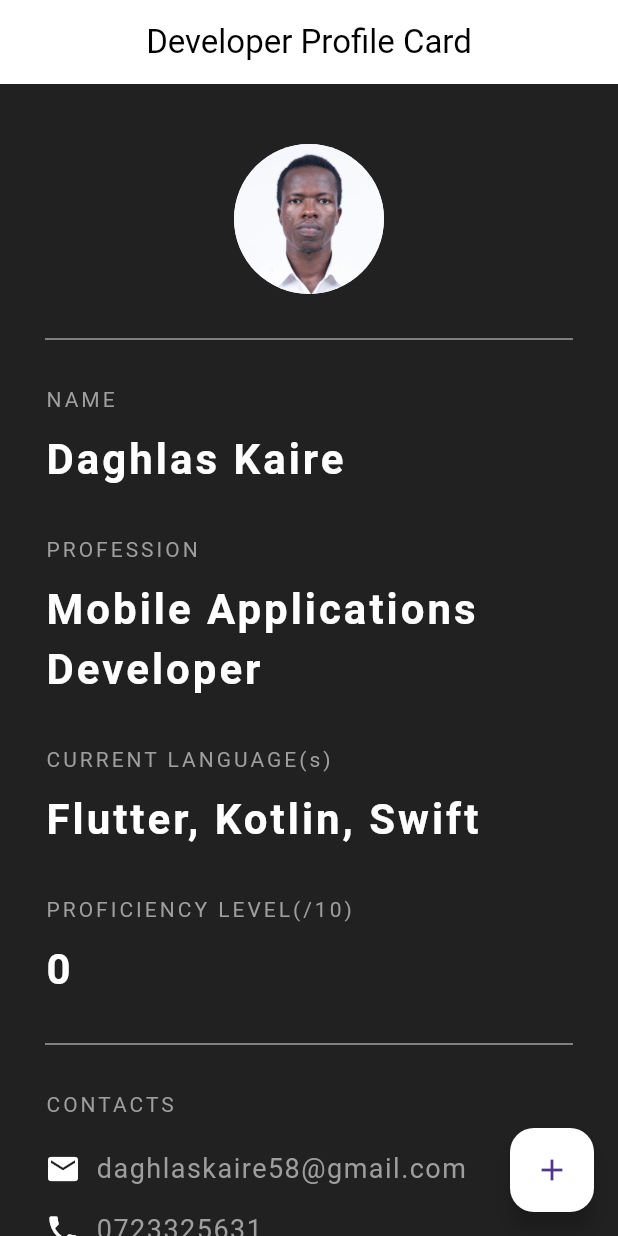
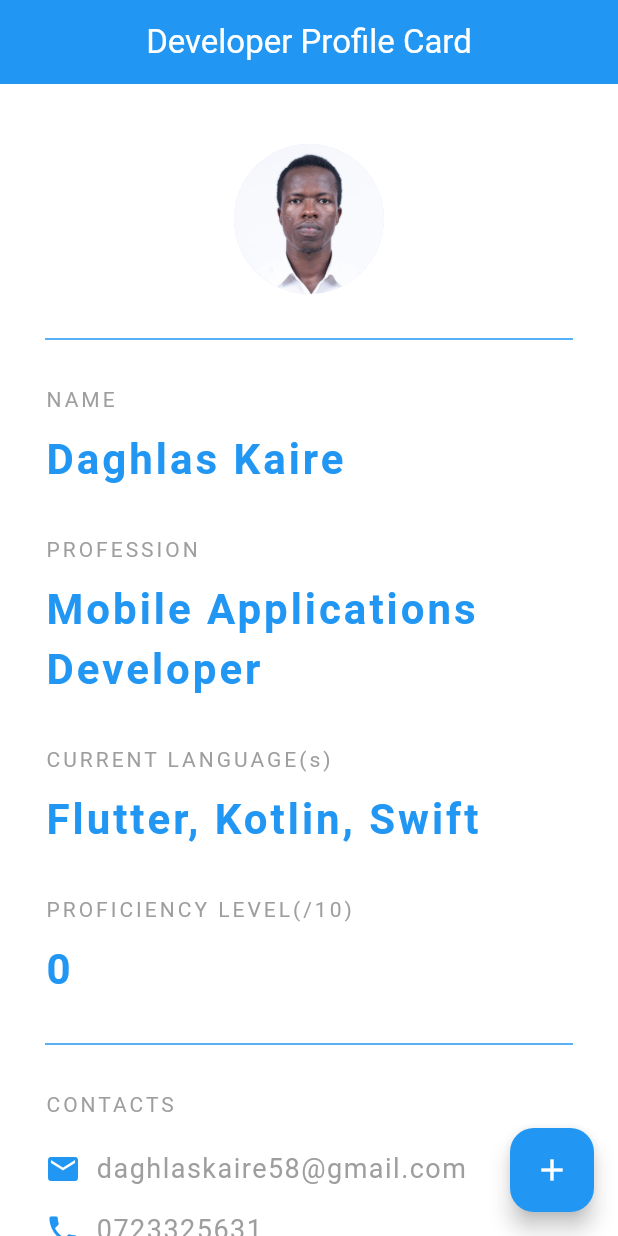
Before and after one commit to daghlas/my_profile_app, a Flutter app: the screen it shows after launch, on a phone screen of 412 x 824 dp. Run offline on Flutter 3.47's test engine with Material 3 defaults, Android fonts, the light colour scheme and no system bars.

Commit message:
initial commit - color scheme

```diff
--- a/lib/main.dart
+++ b/lib/main.dart
@@ -19,12 +19,12 @@ class _ProfileCardState extends State<ProfileCard> {
   @override
   Widget build(BuildContext context) {
     return Scaffold(
-      backgroundColor: Colors.grey[900],
+      backgroundColor: Colors.white,
       appBar: AppBar(
         title: const Text('Developer Profile Card'),
         centerTitle: true,
-        backgroundColor: Colors.white,
-        foregroundColor: Colors.black,
+        backgroundColor: Colors.blue,
+        foregroundColor: Colors.white,
         elevation: 0.0,
       ),
       floatingActionButton: FloatingActionButton(
@@ -33,8 +33,10 @@ class _ProfileCardState extends State<ProfileCard> {
             proficiencyLevel ++;
           });
         },
-        backgroundColor: Colors.white,
-        child: const Icon(Icons.add),
+        backgroundColor: Colors.blue,
+        child: const Icon(Icons.add,
+        color: Colors.white,
+        ),
       ),
       body: Padding(
         padding: const EdgeInsets.fromLTRB(30.0, 40.0, 30.0, 0.0),
@@ -49,7 +51,7 @@ class _ProfileCardState extends State<ProfileCard> {
             ),
             const Divider(
               height: 60.0,
-              color: Colors.grey,//[800],
+              color: Colors.blue,//[800],
             ),
             const Text(
                 'NAME',
@@ -62,7 +64,7 @@ class _ProfileCardState extends State<ProfileCard> {
             const Text(
                 'Daghlas Kaire',
                 style: TextStyle(
-                    color: Colors.white,//[200],
+                    color: Colors.blue,//[200],
                     letterSpacing: 2.0,
                     fontSize: 28.0,
                     fontWeight: FontWeight.bold
@@ -80,7 +82,7 @@ class _ProfileCardState extends State<ProfileCard> {
             const Text(
                 'Mobile Applications Developer',
                 style: TextStyle(
-                    color: Colors.white,//[200],
+                    color: Colors.blue,//[200],
                     letterSpacing: 2.0,
                     fontSize: 28.0,
                     fontWeight: FontWeight.bold
@@ -98,7 +100,7 @@ class _ProfileCardState extends State<ProfileCard> {
             const Text(
                 'Flutter, Kotlin, Swift',
                 style: TextStyle(
-                    color: Colors.white,//[200],
+                    color: Colors.blue,//[200],
                     letterSpacing: 2.0,
                     fontSize: 28.0,
                     fontWeight: FontWeight.bold
@@ -116,7 +118,7 @@ class _ProfileCardState extends State<ProfileCard> {
             Text(
                 '$proficiencyLevel',
                 style: const TextStyle(
-                    color: Colors.white,//[200],
+                    color: Colors.blue,//[200],
                     letterSpacing: 2.0,
                     fontSize: 28.0,
                     fontWeight: FontWeight.bold
@@ -124,7 +126,7 @@ class _ProfileCardState extends State<ProfileCard> {
             ),
             const Divider(
               height: 60.0,
-              color: Colors.grey,//[800],
+              color: Colors.blue,//[800],
             ),
             const Text('CONTACTS',
               style: TextStyle(
@@ -137,7 +139,7 @@ class _ProfileCardState extends State<ProfileCard> {
               children: <Widget>[
                 Icon(
                   Icons.email,
-                  color: Colors.white,//[400],
+                  color: Colors.blue,//[400],
                 ),
                 SizedBox(width: 10.0),
                 Text(
@@ -155,7 +157,7 @@ class _ProfileCardState extends State<ProfileCard> {
               children: <Widget>[
                 Icon(
                   Icons.phone,
-                  color: Colors.white,//[400],
+                  color: Colors.blue,//[400],
                 ),
                 SizedBox(width: 10.0),
                 Text(
```
